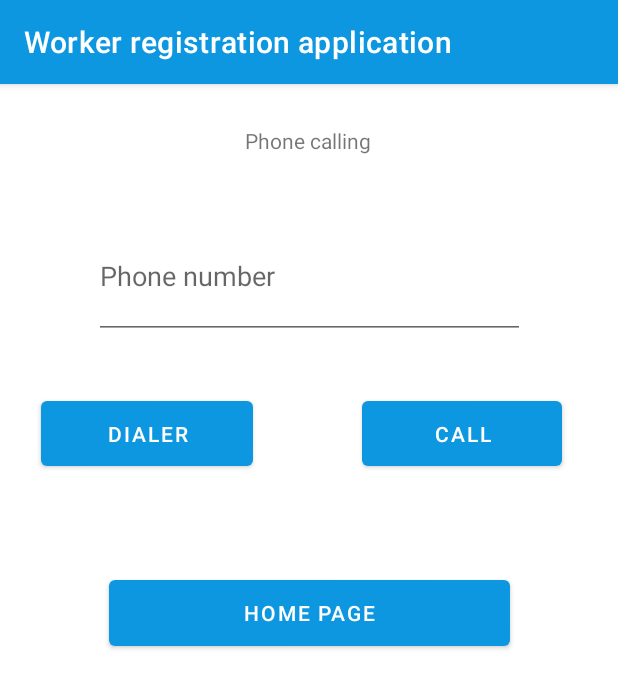
After one commit to GeRgOProg/WorkerDashboard, an Android app: the fragment PhoneFragment placed in its activity, on a phone screen of 412 x 824 dp. The commit adds this screen. Shown: the top 688 px of the screen. Run offline under Robolectric (Android 15) with nearby library versions, the phone set to English and light mode, and no system bars; our stand-ins replace Firebase (no records; nobody signed in at launch, a user with empty details on screens opened directly).

Commit message:
Phone calling and Multi language functions

```diff
--- a/Projekt/WorkerDashboard/app/src/main/AndroidManifest.xml
+++ b/Projekt/WorkerDashboard/app/src/main/AndroidManifest.xml
@@ -30,5 +30,7 @@
 
     </application>
     <uses-permission android:name="android.permission.CAMERA" />
+    <uses-permission android:name="android.permission.CALL_PHONE" />
+
 
 </manifest>
--- /dev/null
+++ b/Projekt/WorkerDashboard/app/src/main/java/hu/pannon/workerdashboard/PhoneFragment.java
@@ -0,0 +1,126 @@
+package hu.pannon.workerdashboard;
+
+import android.Manifest;
+import android.content.Intent;
+import android.content.pm.PackageManager;
+import android.net.Uri;
+import android.os.Bundle;
+
+import androidx.annotation.NonNull;
+import androidx.annotation.Nullable;
+import androidx.fragment.app.Fragment;
+import androidx.fragment.app.FragmentManager;
+import androidx.fragment.app.FragmentTransaction;
+
+import android.view.LayoutInflater;
+import android.view.View;
+import android.view.ViewGroup;
+import android.widget.EditText;
+import android.widget.Toast;
+
+
+public class PhoneFragment extends Fragment {
+
+
+
+
+    public PhoneFragment() {
+
+    }
+
+
+
+    @Override
+    public void onCreate(Bundle savedInstanceState) {
+        super.onCreate(savedInstanceState);
+
+    }
+
+    @Override
+    public View onCreateView(LayoutInflater inflater, ViewGroup container,
+                             Bundle savedInstanceState) {
+        // Inflate the layout for this fragment
+        return inflater.inflate(R.layout.fragment_phone, container, false);
+    }
+
+    @Override
+    public void onViewCreated(@NonNull View view, @Nullable Bundle savedInstanceState) {
+        super.onViewCreated(view, savedInstanceState);
+
+        //Homepage
+        getView().findViewById(R.id.btn_phonenext).setOnClickListener(new View.OnClickListener() {
+            @Override
+            public void onClick(View view) {
+                Fragment fragment = new HomeFragment();
+                FragmentManager fragmentManager = getActivity().getSupportFragmentManager();
+                FragmentTransaction fragmentTransaction = fragmentManager.beginTransaction();
+                fragmentTransaction.replace(R.id.fragmentHolder, fragment);
+                fragmentTransaction.addToBackStack(null);
+                fragmentTransaction.commit();
+            }
+        });
+
+        //Dial
+        getView().findViewById(R.id.btn_dial).setOnClickListener(new View.OnClickListener() {
+            @Override
+            public void onClick(View view) {
+                String phonenumber = ((EditText)(getView().findViewById(R.id.edittext_phonenumber))).getText().toString();
+                if(phonenumber.length() == 11 || phonenumber.length() == 12)
+                {
+                    if (getContext().checkSelfPermission(Manifest.permission.CALL_PHONE) != PackageManager.PERMISSION_GRANTED)
+                    {
+                        requestPermissions(new String[]{Manifest.permission.CALL_PHONE}, 100);
+                    }
+                    else {
+                        Uri uri = Uri.parse("tel:" + phonenumber);
+                        Intent intent = new Intent(Intent.ACTION_DIAL, uri);
+                        startActivity(intent);
+                        try {
+
+                        } catch (SecurityException e) {
+                            Toast.makeText(getContext(), "Hiba történt!", Toast.LENGTH_SHORT).show();
+                        }
+                    }
+
+                }
+                else
+                {
+                    ((EditText)(getView().findViewById(R.id.edittext_phonenumber))).setError("Hibás telefonszám formátum!\nKérem próbálja újra!");
+                }
+            }
+        });
+
+
+        //Call
+        getView().findViewById(R.id.btn_call).setOnClickListener(new View.OnClickListener() {
+            @Override
+            public void onClick(View view) {
+                String phonenumber = ((EditText)(getView().findViewById(R.id.edittext_phonenumber))).getText().toString();
+                if(phonenumber.length() == 11 || phonenumber.length() == 12)
+                {
+                    if (getContext().checkSelfPermission(Manifest.permission.CALL_PHONE) != PackageManager.PERMISSION_GRANTED)
+                    {
+                        requestPermissions(new String[]{Manifest.permission.CALL_PHONE}, 100);
+                    }
+                    else {
+                        Uri uri = Uri.parse("tel:" + phonenumber);
+                        Intent intent = new Intent(Intent.ACTION_CALL, uri);
+                        startActivity(intent);
+
+                        try {
+
+                        } catch (SecurityException e) {
+                            Toast.makeText(getContext(), "Hiba történt!", Toast.LENGTH_SHORT).show();
+                        }
+                    }
+
+                }
+                else
+                {
+                    ((EditText)(getView().findViewById(R.id.edittext_phonenumber))).setError("Hibás telefonszám formátum!\nKérem próbálja újra!");
+                }
+
+            }
+        });
+    }
+}
--- /dev/null
+++ b/Projekt/WorkerDashboard/app/src/main/res/layout/fragment_phone.xml
@@ -0,0 +1,70 @@
+<?xml version="1.0" encoding="utf-8"?>
+<androidx.constraintlayout.widget.ConstraintLayout xmlns:android="http://schemas.android.com/apk/res/android"
+    xmlns:app="http://schemas.android.com/apk/res-auto"
+    xmlns:tools="http://schemas.android.com/tools"
+    android:id="@+id/frameLayout12"
+    android:layout_width="match_parent"
+    android:layout_height="match_parent"
+    tools:context=".PhoneFragment" >
+
+    <TextView
+        android:id="@+id/textView32"
+        android:layout_width="wrap_content"
+        android:layout_height="wrap_content"
+        android:text="@string/phone_button"
+        app:layout_constraintBottom_toBottomOf="parent"
+        app:layout_constraintEnd_toEndOf="parent"
+        app:layout_constraintHorizontal_bias="0.498"
+        app:layout_constraintStart_toStartOf="parent"
+        app:layout_constraintTop_toTopOf="parent"
+        app:layout_constraintVertical_bias="0.037" />
+
+    <EditText
+        android:id="@+id/edittext_phonenumber"
+        android:layout_width="287dp"
+        android:layout_height="84dp"
+        android:ems="10"
+        android:hint="@string/phone_number"
+        android:inputType="phone"
+        app:layout_constraintBottom_toBottomOf="parent"
+        app:layout_constraintEnd_toEndOf="parent"
+        app:layout_constraintStart_toStartOf="parent"
+        app:layout_constraintTop_toTopOf="parent"
+        app:layout_constraintVertical_bias="0.126" />
+
+    <Button
+        android:id="@+id/btn_dial"
+        android:layout_width="141dp"
+        android:layout_height="55dp"
+        android:text="@string/phone_dial"
+        app:layout_constraintBottom_toBottomOf="parent"
+        app:layout_constraintEnd_toEndOf="parent"
+        app:layout_constraintHorizontal_bias="0.1"
+        app:layout_constraintStart_toStartOf="parent"
+        app:layout_constraintTop_toTopOf="parent"
+        app:layout_constraintVertical_bias="0.288" />
+
+    <Button
+        android:id="@+id/btn_call"
+        android:layout_width="133dp"
+        android:layout_height="55dp"
+        android:text="@string/phone_call"
+        app:layout_constraintBottom_toBottomOf="parent"
+        app:layout_constraintEnd_toEndOf="parent"
+        app:layout_constraintHorizontal_bias="0.866"
+        app:layout_constraintStart_toStartOf="parent"
+        app:layout_constraintTop_toTopOf="parent"
+        app:layout_constraintVertical_bias="0.288" />
+
+    <Button
+        android:id="@+id/btn_phonenext"
+        android:layout_width="267dp"
+        android:layout_height="56dp"
+        android:text="@string/home_page"
+        app:layout_constraintBottom_toBottomOf="parent"
+        app:layout_constraintEnd_toEndOf="parent"
+        app:layout_constraintStart_toStartOf="parent"
+        app:layout_constraintTop_toTopOf="parent"
+        app:layout_constraintVertical_bias="0.456" />
+
+</androidx.constraintlayout.widget.ConstraintLayout>
```
Also changed, not shown: Projekt/WorkerDashboard/app/src/main/java/hu/pannon/workerdashboard/FireFragment.java (+4 -7 lines), Projekt/WorkerDashboard/app/src/main/java/hu/pannon/workerdashboard/HomeFragment.java (+14 -0 lines), Projekt/WorkerDashboard/app/src/main/res/layout/fragment_home.xml (+12 -0 lines), Projekt/WorkerDashboard/app/src/main/res/values/strings.xml (+44 -40 lines), 1 other file.
